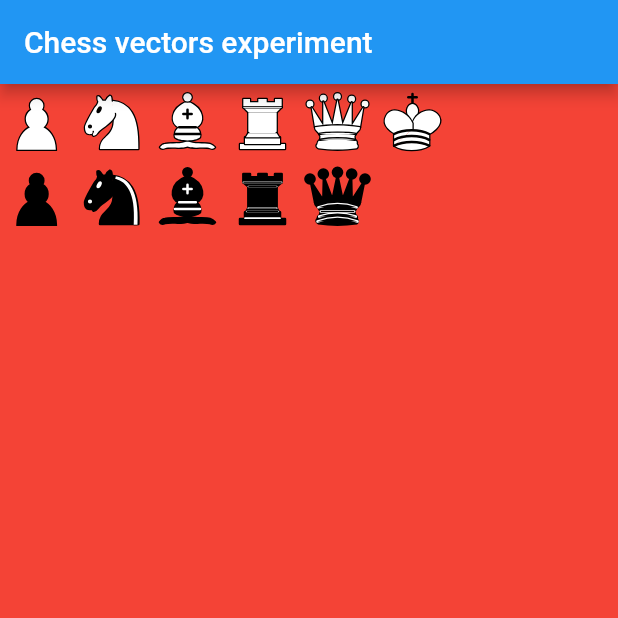
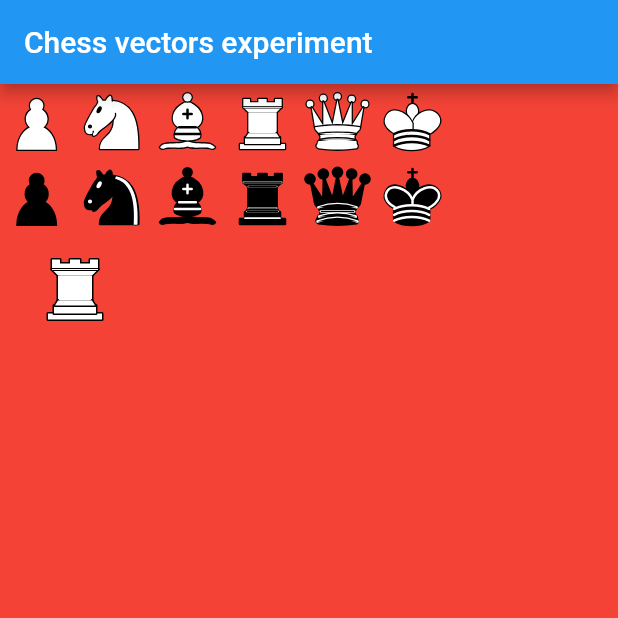
Before and after one commit to loloof64/chess_vectors_experiment, a Flutter app: the screen it shows after launch, on a phone screen of 412 x 824 dp, the top half of it. Run offline on Flutter 3.47's test engine with Material 2 defaults, Android fonts, the phone set to English and light mode, and no system bars; our stand-ins replace tuple.

Commit message:
Added black king.

```diff
--- a/lib/chess_vectors.dart
+++ b/lib/chess_vectors.dart
@@ -630,3 +630,73 @@ class WhiteKing extends VectorBase {
                       strokeLineMiterLimit: 4.0))
             ]));
 }
+
+class BlackKing extends VectorBase {
+  BlackKing({Offset position = Offset.zero, double size = 45.0})
+      : super(
+  drawingZone: position & Size.square(size),
+  baseImageSize: 45.0,
+  painter:
+  VectorImagePainter(vectorDefinition: <VectorDrawableElement>[
+  VectorImageGroup(
+  children: <VectorDrawableElement>[
+    VectorImagePathDefinition(
+      path: "M 22.5,11.63 L 22.5,6",
+      drawingParameters: DrawingParameters(
+        fillColor: null,
+        strokeColor: Colors.black,
+        strokeLineJoin: StrokeJoin.miter
+      )
+    ),
+    VectorImagePathDefinition(
+      path: "M 22.5,25 C 22.5,25 27,17.5 25.5,14.5 C 25.5,14.5 24.5,12 22.5,12 C"
+          " 20.5,12 19.5,14.5 19.5,14.5 C 18,17.5 22.5,25 22.5,25",
+      drawingParameters: DrawingParameters(
+        fillColor: Colors.black,
+        strokeLineJoin: StrokeJoin.miter,
+        strokeLineCap: StrokeCap.butt
+      )
+    ),
+    VectorImagePathDefinition(
+      path: "M 11.5,37 C 17,40.5 27,40.5 32.5,37 L 32.5,30 C 32.5,30 41.5,25.5"
+          " 38.5,19.5 C 34.5,13 25,16 22.5,23.5 L 22.5,27 L 22.5,23.5 C 19,16 "
+          "9.5,13 6.5,19.5 C 3.5,25.5 11.5,29.5 11.5,29.5 L 11.5,37 z ",
+      drawingParameters: DrawingParameters(
+        fillColor: Colors.black,
+        strokeColor: Colors.black
+      )
+    ),
+    VectorImagePathDefinition(
+      path: "M 20,8 L 25,8",
+      drawingParameters: DrawingParameters(
+        fillColor: null,
+        strokeColor: Colors.black,
+        strokeLineJoin: StrokeJoin.miter
+      )
+    ),
+    VectorImagePathDefinition(
+      path: "M 32,29.5 C 32,29.5 40.5,25.5 38.03,19.85 C 34.15,14 25,18 22.5,"
+          "24.5 L 22.51,26.6 L 22.5,24.5 C 20,18 9.906,14 6.997,19.85 C 4.5,25.5"
+          " 11.85,28.85 11.85,28.85",
+      drawingParameters: DrawingParameters(
+        fillColor: null,
+        strokeColor: Colors.white
+      )
+    ),
+    VectorImagePathDefinition(
+      path: "M 11.5,30 C 17,27 27,27 32.5,30 M 11.5,33.5 C 17,30.5 27,30.5 32.5,"
+          "33.5 M 11.5,37 C 17,34 27,34 32.5,37",
+      drawingParameters: DrawingParameters(
+          fillColor: null,
+          strokeColor: Colors.white
+      )
+    )
+  ],
+      drawingParameters: DrawingParameters(
+          fillColor: null,
+          strokeColor: Colors.black,
+          strokeWidth: 1.5,
+          strokeLineCap: StrokeCap.round,
+          strokeLineJoin: StrokeJoin.round,
+          strokeLineMiterLimit: 4.0)),]));
+}
--- a/lib/main.dart
+++ b/lib/main.dart
@@ -50,6 +50,12 @@ class MyHomePage extends StatelessWidget {
                     BlackBishop(size: commonSize),
                     BlackRook(size: commonSize),
                     BlackQueen(size: commonSize),
+                    BlackKing(size: commonSize)
+                  ],
+                ),
+                Row(
+                  children: <Widget>[
+                    WhiteRook(position: Offset(20.0, 5.0), size: 60.0)
                   ],
                 )
               ],
```
Also changed, not shown: 1 other file.
